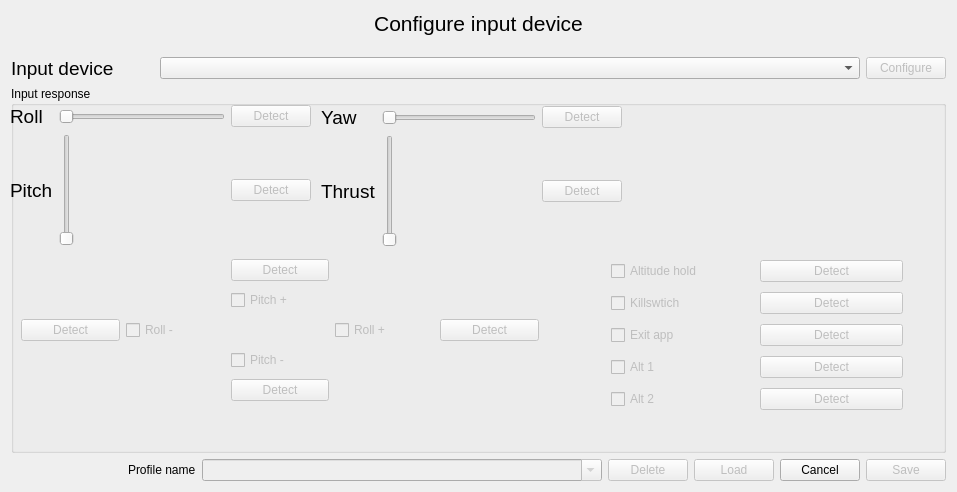
Old version of the form lib/cfclient/ui/dialogs/inputconfigdialogue.ui in the repository bitcraze/crazyflie-clients-python.
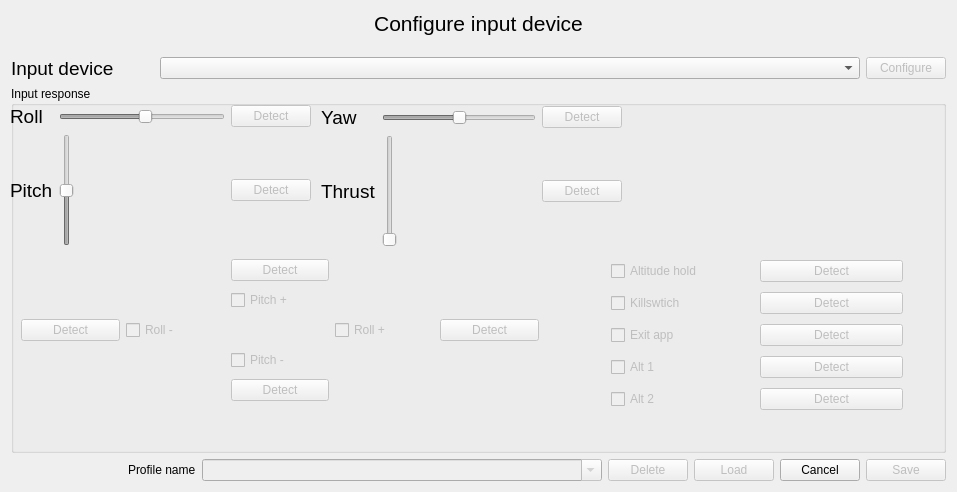
New version of the form.

What changed in the file:
```diff
--- a/lib/cfclient/ui/dialogs/inputconfigdialogue.ui
+++ b/lib/cfclient/ui/dialogs/inputconfigdialogue.ui
@@ -132,13 +132,13 @@
               </size>
              </property>
              <property name="minimum">
-              <number>0</number>
+              <number>-100</number>
              </property>
              <property name="maximum">
               <number>100</number>
              </property>
              <property name="sliderPosition">
-              <number>0</number>
+              <number>5</number>
              </property>
              <property name="orientation">
               <enum>Qt::Horizontal</enum>
@@ -199,7 +199,7 @@
               <enum>Qt::LeftToRight</enum>
              </property>
              <property name="minimum">
-              <number>0</number>
+              <number>-100</number>
              </property>
              <property name="maximum">
               <number>100</number>
@@ -335,7 +335,7 @@
               </size>
              </property>
              <property name="minimum">
-              <number>1</number>
+              <number>-100</number>
              </property>
              <property name="maximum">
               <number>100</number>
```
